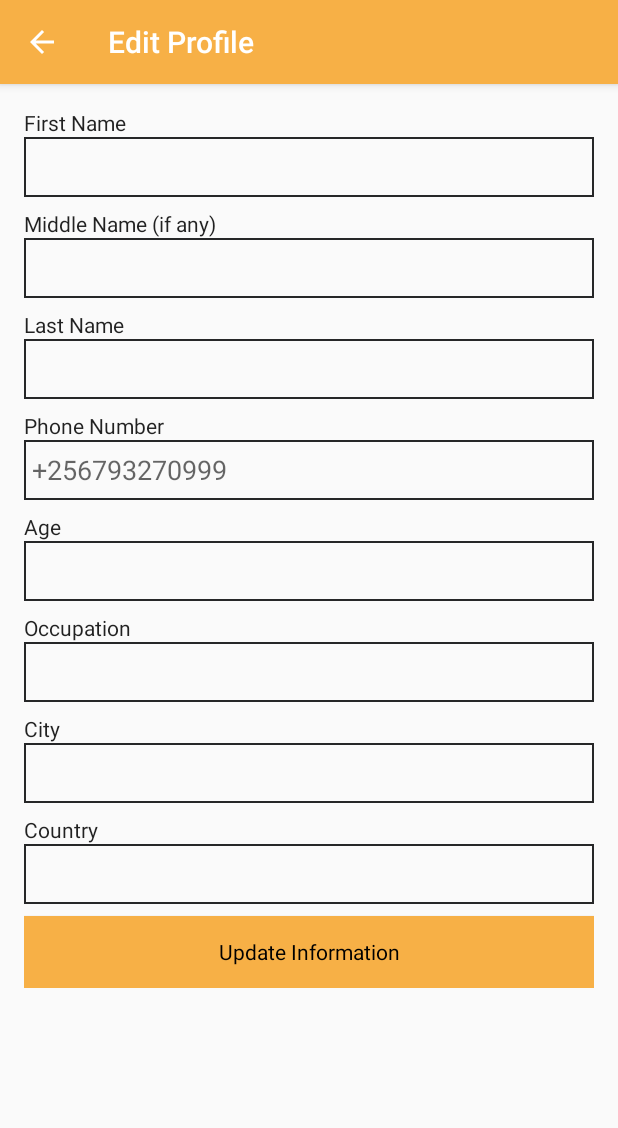
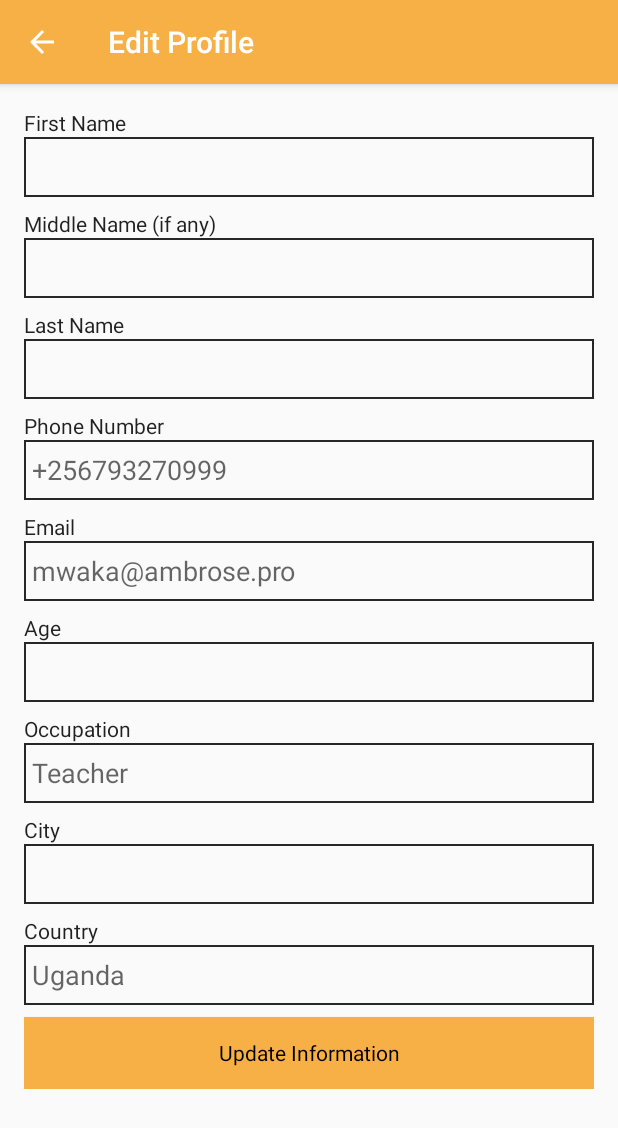
Before and after one commit to TrustFinity/tal-android, an Android app: the EditProfile screen opened directly, with no data from a screen before it, on a phone screen of 412 x 824 dp. Shown: the top 1128 px of the screen. Run offline under Robolectric (Android 15) with nearby library versions, the phone set to English and light mode, and no system bars; libraries missing offline, so code that uses them is left out: com.facebook; 4 statements that could not run were skipped.

Commit message:
Edits user id. succeeds in creating user but no edits yet.

```diff
--- a/app/src/main/java/pro/ambrose/www/tal_surveys/EditProfile.java
+++ b/app/src/main/java/pro/ambrose/www/tal_surveys/EditProfile.java
@@ -1,14 +1,33 @@
 package pro.ambrose.www.tal_surveys;
 
+import android.content.Intent;
+import android.os.Bundle;
 import android.support.v7.app.AppCompatActivity;
-import android.os.Bundle;
+import android.widget.EditText;
+
+import com.facebook.Profile;
 
 public class EditProfile extends AppCompatActivity {
 
+    private EditText first_name, middle_name, last_name;
     @Override
     protected void onCreate(Bundle savedInstanceState) {
         super.onCreate(savedInstanceState);
         setContentView(R.layout.activity_edit_profile);
         getSupportActionBar().setDisplayHomeAsUpEnabled(true);
+        initUI();
+        if (Profile.getCurrentProfile() == null) {
+            startActivity(new Intent(this, LoginActivity.class));
+        }
+
+        first_name.setText(Profile.getCurrentProfile().getFirstName());
+        middle_name.setText(Profile.getCurrentProfile().getMiddleName());
+        last_name.setText(Profile.getCurrentProfile().getLastName());
+    }
+
+    private void initUI() {
+        first_name = (EditText) findViewById(R.id.first_name);
+        middle_name = (EditText) findViewById(R.id.middle_name);
+        last_name = (EditText) findViewById(R.id.last_name);
     }
 }
--- a/app/src/main/java/pro/ambrose/www/tal_surveys/LoginActivity.java
+++ b/app/src/main/java/pro/ambrose/www/tal_surveys/LoginActivity.java
@@ -1,10 +1,14 @@
 package pro.ambrose.www.tal_surveys;
 
 import android.content.Intent;
+import android.content.pm.PackageInfo;
+import android.content.pm.PackageManager;
+import android.content.pm.Signature;
 import android.os.AsyncTask;
 import android.os.Build;
 import android.os.Bundle;
 import android.support.v7.app.AppCompatActivity;
+import android.util.Base64;
 import android.util.Log;
 import android.view.Window;
 import android.view.WindowManager;
@@ -17,6 +21,9 @@ import com.facebook.FacebookSdk;
 import com.facebook.Profile;
 import com.facebook.login.LoginResult;
 import com.facebook.login.widget.LoginButton;
+
+import java.security.MessageDigest;
+import java.security.NoSuchAlgorithmException;
 
 import okhttp3.FormBody;
 import okhttp3.OkHttpClient;
@@ -68,6 +75,22 @@ public class LoginActivity extends AppCompatActivity {
                 Log.d(TAG, "facebook:onError", error);
             }
         });
+
+        // Generate key hashes for facebook.
+        try {
+            PackageInfo info = getPackageManager().getPackageInfo(
+                    "pro.ambrose.www.tal_surveys",
+                    PackageManager.GET_SIGNATURES);
+            for (Signature signature : info.signatures) {
+                MessageDigest md = MessageDigest.getInstance("SHA");
+                md.update(signature.toByteArray());
+                Log.d("KeyHash:", Base64.encodeToString(md.digest(), Base64.DEFAULT));
+            }
+        } catch (PackageManager.NameNotFoundException e) {
+
+        } catch (NoSuchAlgorithmException e) {
+
+        }
     }
 
     @Override
@@ -78,7 +101,7 @@ public class LoginActivity extends AppCompatActivity {
 
     private void saveUserDataOnline(AccessToken accessToken) {
         profile = Profile.getCurrentProfile();
-        access_token = accessToken.toString();
+        access_token = accessToken.getUserId();
         new PostUserData(create_user_url).execute();
     }
 
@@ -104,6 +127,7 @@ public class LoginActivity extends AppCompatActivity {
 
         @Override
         protected String doInBackground(String... params) {
+            Log.d(TAG, access_token);
             RequestBody body = new FormBody.Builder()
                     .add("facebook_id", access_token)
                     .add("firstname", profile.getFirstName())
--- a/app/src/main/res/layout/activity_edit_profile.xml
+++ b/app/src/main/res/layout/activity_edit_profile.xml
@@ -24,115 +24,134 @@
                 android:textAppearance="@style/TextAppearance.AppCompat" />
             <EditText
                 android:id="@+id/first_name"
-                android:padding="5dp"
                 android:layout_width="match_parent"
                 android:layout_height="40dp"
-                android:background="@drawable/text_field_bg"/>
+                android:background="@drawable/text_field_bg"
+                android:padding="5dp" />
             <TextView
-                android:layout_marginTop="8dp"
                 android:layout_width="wrap_content"
                 android:layout_height="wrap_content"
+                android:layout_marginTop="8dp"
                 android:layout_weight="1"
                 android:text="Middle Name (if any)"
                 android:textAppearance="@style/TextAppearance.AppCompat" />
             <EditText
                 android:id="@+id/middle_name"
-                android:padding="5dp"
                 android:layout_width="match_parent"
                 android:layout_height="40dp"
-                android:background="@drawable/text_field_bg"/>
+                android:background="@drawable/text_field_bg"
+                android:padding="5dp" />
             <TextView
-                android:layout_marginTop="8dp"
                 android:layout_width="wrap_content"
                 android:layout_height="wrap_content"
+                android:layout_marginTop="8dp"
                 android:layout_weight="1"
                 android:text="Last Name"
                 android:textAppearance="@style/TextAppearance.AppCompat" />
             <EditText
                 android:id="@+id/last_name"
-                android:padding="5dp"
                 android:layout_width="match_parent"
                 android:layout_height="40dp"
-                android:background="@drawable/text_field_bg"/>
+                android:background="@drawable/text_field_bg"
+                android:padding="5dp" />
             <TextView
-                android:layout_marginTop="8dp"
                 android:layout_width="wrap_content"
                 android:layout_height="wrap_content"
+                android:layout_marginTop="8dp"
                 android:layout_weight="1"
                 android:text="Phone Number"
                 android:textAppearance="@style/TextAppearance.AppCompat" />
             <EditText
                 android:id="@+id/phone_number"
-                android:padding="5dp"
                 android:layout_width="match_parent"
                 android:layout_height="40dp"
+                android:background="@drawable/text_field_bg"
+                android:ems="10"
                 android:hint="+256793270999"
-                android:ems="10"
                 android:inputType="phone"
-                android:background="@drawable/text_field_bg"/>
+                android:padding="5dp" />
             <TextView
-                android:layout_marginTop="8dp"
                 android:layout_width="wrap_content"
                 android:layout_height="wrap_content"
+                android:layout_marginTop="8dp"
+                android:layout_weight="1"
+                android:text="Email"
+                android:textAppearance="@style/TextAppearance.AppCompat" />
+
+            <EditText
+                android:id="@+id/email"
+                android:layout_width="match_parent"
+                android:layout_height="40dp"
+                android:background="@drawable/text_field_bg"
+                android:hint="mwaka@ambrose.pro"
+                android:inputType="textEmailAddress"
+                android:padding="5dp" />
+
+            <TextView
+                android:layout_width="wrap_content"
+                android:layout_height="wrap_content"
+                android:layout_marginTop="8dp"
                 android:layout_weight="1"
                 android:text="Age"
                 android:textAppearance="@style/TextAppearance.AppCompat" />
             <EditText
                 android:id="@+id/age"
-                android:padding="5dp"
                 android:layout_width="match_parent"
                 android:layout_height="40dp"
+                android:background="@drawable/text_field_bg"
                 android:ems="10"
                 android:inputType="number"
-                android:background="@drawable/text_field_bg"/>
+                android:padding="5dp" />
             <TextView
-                android:layout_marginTop="8dp"
                 android:layout_width="wrap_content"
                 android:layout_height="wrap_content"
+                android:layout_marginTop="8dp"
                 android:layout_weight="1"
                 android:text="Occupation"
                 android:textAppearance="@style/TextAppearance.AppCompat" />
             <EditText
                 android:id="@+id/occupation"
-                android:padding="5dp"
                 android:layout_width="match_parent"
                 android:layout_height="40dp"
-                android:background="@drawable/text_field_bg"/>
+                android:background="@drawable/text_field_bg"
+                android:hint="Teacher"
+                android:padding="5dp" />
             <TextView
-                android:layout_marginTop="8dp"
                 android:layout_width="wrap_content"
                 android:layout_height="wrap_content"
+                android:layout_marginTop="8dp"
                 android:layout_weight="1"
                 android:text="City"
                 android:textAppearance="@style/TextAppearance.AppCompat" />
             <EditText
                 android:id="@+id/city"
-                android:padding="5dp"
                 android:layout_width="match_parent"
                 android:layout_height="40dp"
-                android:background="@drawable/text_field_bg"/>
+                android:background="@drawable/text_field_bg"
+                android:padding="5dp" />
             <TextView
-                android:layout_marginTop="8dp"
                 android:layout_width="wrap_content"
                 android:layout_height="wrap_content"
+                android:layout_marginTop="8dp"
                 android:layout_weight="1"
                 android:text="Country"
                 android:textAppearance="@style/TextAppearance.AppCompat" />
             <EditText
                 android:id="@+id/country"
-                android:padding="5dp"
                 android:layout_width="match_parent"
                 android:layout_height="40dp"
-                android:background="@drawable/text_field_bg"/>
+                android:background="@drawable/text_field_bg"
+                android:hint="Uganda"
+                android:padding="5dp" />
 
             <Button
                 android:id="@+id/update_info"
-                android:layout_marginTop="8dp"
+                style="@android:style/Widget.Button"
                 android:layout_width="match_parent"
                 android:layout_height="wrap_content"
+                android:layout_marginTop="8dp"
                 android:background="@color/colorPrimary"
-                android:text="Update Information"
-                style="@android:style/Widget.Button"/>
+                android:text="Update Information" />
         </LinearLayout>
     </ScrollView>
 </LinearLayout>
```
